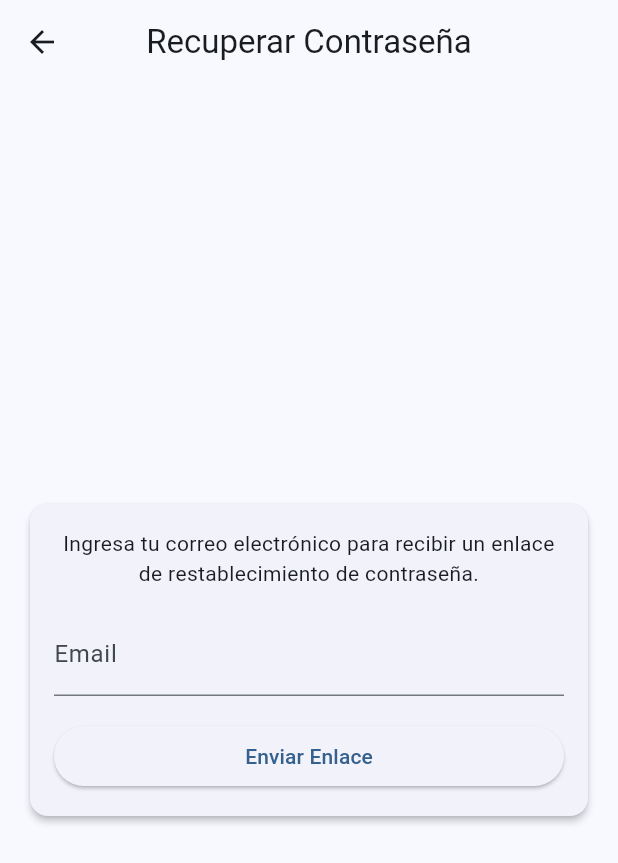
After one commit to Jereff77/guadiana_objetivos, a Flutter app: the screen it shows after launch, after a tap on "¿Olvidaste tu contraseña?", on a phone screen of 412 x 824 dp. The commit adds this screen. Shown: the top 863 px of the screen. Run offline on Flutter 3.47's test engine with Material 3 defaults, Android fonts, the phone set to English and light mode, and no system bars; our stand-ins replace drift, dropdown_search, flutter_dotenv, supabase_flutter; accounts and stored records are empty; generated files the repository leaves out were written again.

Commit message:
Implementación de registro, recuperación de contraseña, notas en inventario y corrección de credenciales

```diff
--- /dev/null
+++ b/lib/core/config/allowed_domains.dart
@@ -0,0 +1,13 @@
+class AllowedDomains {
+  static const List<String> domains = [
+    'llantasyrinesdelguadiana.com',
+    'aceleremos.com',
+  ];
+
+  static bool isEmailAllowed(String email) {
+    if (!email.contains('@')) return false;
+    final domain = email.split('@').last.toLowerCase();
+    // Verifica si el dominio está en la lista o es un subdominio de alguno permitido (opcional, aquí estricto)
+    return domains.contains(domain);
+  }
+}
--- a/lib/core/config/supabase_config.dart
+++ b/lib/core/config/supabase_config.dart
@@ -1,12 +1,26 @@
+import 'package:flutter_dotenv/flutter_dotenv.dart';
 import 'package:supabase_flutter/supabase_flutter.dart';
 
 class SupabaseConfig {
-  static const String supabaseUrl = String.fromEnvironment('SUPABASE_URL', defaultValue: '');
-  static const String supabaseAnonKey = String.fromEnvironment('SUPABASE_ANON_KEY', defaultValue: '');
+  static String supabaseUrl = const String.fromEnvironment('SUPABASE_URL', defaultValue: '');
+  static String supabaseAnonKey = const String.fromEnvironment('SUPABASE_ANON_KEY', defaultValue: '');
 
   static Future<void> initialize() async {
     if (supabaseUrl.isEmpty || supabaseAnonKey.isEmpty) {
-      throw Exception('SUPABASE_URL y/o SUPABASE_ANON_KEY no configurados');
+      try {
+        await dotenv.load(fileName: ".env");
+        supabaseUrl = dotenv.env['SUPABASE_URL'] ?? '';
+        supabaseAnonKey = dotenv.env['SUPABASE_ANON_KEY'] ?? '';
+      } catch (e) {
+        // Ignorar error si no existe .env, se manejará en la validación siguiente
+      }
+    }
+
+    if (supabaseUrl.isEmpty || supabaseAnonKey.isEmpty) {
+      throw Exception(
+        'SUPABASE_URL y/o SUPABASE_ANON_KEY no configurados.\n'
+        'Asegúrate de pasar --dart-define o tener un archivo .env en la raíz.'
+      );
     }
     await Supabase.initialize(url: supabaseUrl, anonKey: supabaseAnonKey);
   }
--- /dev/null
+++ b/lib/presentation/pages/forgot_password_page.dart
@@ -0,0 +1,111 @@
+import 'package:flutter/material.dart';
+import '../../services/auth_service.dart';
+
+class ForgotPasswordPage extends StatefulWidget {
+  const ForgotPasswordPage({super.key});
+
+  @override
+  State<ForgotPasswordPage> createState() => _ForgotPasswordPageState();
+}
+
+class _ForgotPasswordPageState extends State<ForgotPasswordPage> {
+  final _formKey = GlobalKey<FormState>();
+  final _emailController = TextEditingController();
+  final _auth = AuthService();
+  bool _loading = false;
+  String? _message;
+  String? _error;
+
+  Future<void> _resetPassword() async {
+    if (!_formKey.currentState!.validate()) return;
+
+    setState(() {
+      _loading = true;
+      _error = null;
+      _message = null;
+    });
+
+    try {
+      await _auth.resetPassword(_emailController.text.trim());
+      setState(() {
+        _message = 'Se ha enviado un enlace de recuperación a tu correo.';
+      });
+    } catch (e) {
+      setState(() {
+        _error = 'Error al enviar correo de recuperación. Verifica el email ingresado.';
+      });
+    } finally {
+      if (mounted) {
+        setState(() {
+          _loading = false;
+        });
+      }
+    }
+  }
+
+  @override
+  Widget build(BuildContext context) {
+    return Scaffold(
+      appBar: AppBar(title: const Text('Recuperar Contraseña')),
+      body: Padding(
+        padding: const EdgeInsets.all(16),
+        child: Center(
+          child: ConstrainedBox(
+            constraints: const BoxConstraints(maxWidth: 420),
+            child: Card(
+              child: Padding(
+                padding: const EdgeInsets.all(16),
+                child: Form(
+                  key: _formKey,
+                  child: Column(
+                    mainAxisSize: MainAxisSize.min,
+                    children: [
+                      const Text(
+                        'Ingresa tu correo electrónico para recibir un enlace de restablecimiento de contraseña.',
+                        textAlign: TextAlign.center,
+                      ),
+                      const SizedBox(height: 16),
+                      TextFormField(
+                        controller: _emailController,
+                        decoration: const InputDecoration(labelText: 'Email'),
+                        keyboardType: TextInputType.emailAddress,
+                        validator: (v) {
+                          if (v == null || v.isEmpty) return 'Ingresa tu email';
+                          return null;
+                        },
+                      ),
+                      const SizedBox(height: 16),
+                      if (_message != null)
+                        Padding(
+                          padding: const EdgeInsets.only(bottom: 8),
+                          child: Text(_message!, style: const TextStyle(color: Colors.green)),
+                        ),
+                      if (_error != null)
+                        Padding(
+                          padding: const EdgeInsets.only(bottom: 8),
+                          child: Text(_error!, style: const TextStyle(color: Colors.red)),
+                        ),
+                      SizedBox(
+                        width: double.infinity,
+                        child: ElevatedButton(
+                          onPressed: _loading ? null : _resetPassword,
+                          child: _loading
+                              ? const SizedBox(
+                                  height: 20,
+                                  width: 20,
+                                  child: CircularProgressIndicator(strokeWidth: 2),
+                                )
+                              : const Text('Enviar Enlace'),
+                        ),
+                      ),
+                    ],
+                  ),
+                ),
+              ),
+            ),
+          ),
+        ),
+      ),
+    );
+  }
+}
--- a/lib/presentation/pages/login_page.dart
+++ b/lib/presentation/pages/login_page.dart
@@ -1,6 +1,8 @@
 import 'package:flutter/material.dart';
 import '../../services/auth_service.dart';
 import 'warehouse_select_page.dart';
+import 'register_page.dart';
+import 'forgot_password_page.dart';
 
 class LoginPage extends StatefulWidget {
   const LoginPage({super.key});
@@ -24,7 +26,8 @@ class _LoginPageState extends State<LoginPage> {
       _error = null;
     });
     try {
-      await _auth.signInWithEmail(_emailController.text.trim(), _passwordController.text);
+      await _auth.signInWithEmail(
+          _emailController.text.trim(), _passwordController.text);
       if (!mounted) return;
       Navigator.of(context).pushReplacement(
         MaterialPageRoute(builder: (_) => const WarehouseSelectPage()),
@@ -71,16 +74,20 @@ class _LoginPageState extends State<LoginPage> {
                       const SizedBox(height: 12),
                       TextFormField(
                         controller: _passwordController,
-                        decoration: const InputDecoration(labelText: 'Contraseña'),
+                        decoration:
+                            const InputDecoration(labelText: 'Contraseña'),
                         obscureText: true,
                         validator: (v) {
-                          if (v == null || v.isEmpty) return 'Ingresa tu contraseña';
+                          if (v == null || v.isEmpty) {
+                            return 'Ingresa tu contraseña';
+                          }
                           return null;
                         },
                       ),
                       const SizedBox(height: 16),
                       if (_error != null)
-                        Text(_error!, style: const TextStyle(color: Colors.red)),
+                        Text(_error!,
+                            style: const TextStyle(color: Colors.red)),
                       const SizedBox(height: 8),
                       SizedBox(
                         width: double.infinity,
@@ -90,10 +97,30 @@ class _LoginPageState extends State<LoginPage> {
                               ? const SizedBox(
                                   height: 20,
                                   width: 20,
-                                  child: CircularProgressIndicator(strokeWidth: 2),
+                                  child:
+                                      CircularProgressIndicator(strokeWidth: 2),
                                 )
                               : const Text('Ingresar'),
                         ),
+                      ),
+                      const SizedBox(height: 12),
+                      TextButton(
+                        onPressed: () {
+                          Navigator.of(context).push(
+                            MaterialPageRoute(
+                                builder: (_) => const ForgotPasswordPage()),
+                          );
+                        },
+                        child: const Text('¿Olvidaste tu contraseña?'),
+                      ),
+                      TextButton(
+                        onPressed: () {
+                          Navigator.of(context).push(
+                            MaterialPageRoute(
+                                builder: (_) => const RegisterPage()),
+                          );
+                        },
+                        child: const Text('Registrarse'),
                       ),
                     ],
                   ),
--- a/lib/services/auth_service.dart
+++ b/lib/services/auth_service.dart
@@ -11,6 +11,17 @@ class AuthService {
     }
   }
 
+  Future<void> signUp(String email, String password) async {
+    final res = await _client.auth.signUp(email: email, password: password);
+    if (res.user == null) {
+      throw Exception('Registro fallido');
+    }
+  }
+
+  Future<void> resetPassword(String email) async {
+    await _client.auth.resetPasswordForEmail(email);
+  }
+
   Future<void> signOut() async {
     await _client.auth.signOut();
   }
--- a/tool/seed.dart
+++ b/tool/seed.dart
@@ -65,8 +65,8 @@ Future<void> main(List<String> args) async {
         'updated_at': now
       };
       final inserted = await client.from('products').insert([p1, p2]).select('id,sku');
-      stdout.writeln('Productos creados: ${inserted}');
-      final uuid = const Uuid();
+      stdout.writeln('Productos creados: $inserted');
+      const uuid = Uuid();
       for (final pr in inserted as List) {
         final pid = pr['id'] as String;
         final invRow = {
```
Also changed, not shown: lib/data/datasources/local/database.dart (+13 -2 lines), lib/presentation/pages/inventory_page.dart (+34 -11 lines), lib/presentation/pages/inventory_review_page.dart (added, +158 -0 lines), lib/presentation/pages/register_page.dart (added, +149 -0 lines), lib/presentation/widgets/inventory_count_dialog.dart (+30 -5 lines), lib/services/sync_service.dart (+22 -12 lines), pubspec.yaml (+7 -3 lines), tool/debug_warehouses.dart (+12 -8 lines), tool/import_csv.dart (+9 -9 lines), guadiana_objetivos/pubspec.lock, lib/data/datasources/local/database.g.dart, pubspec.lock, 131 other files.
